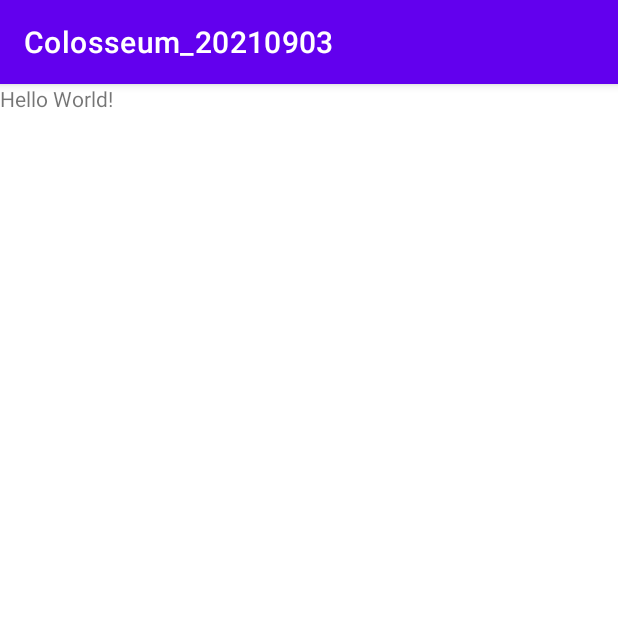
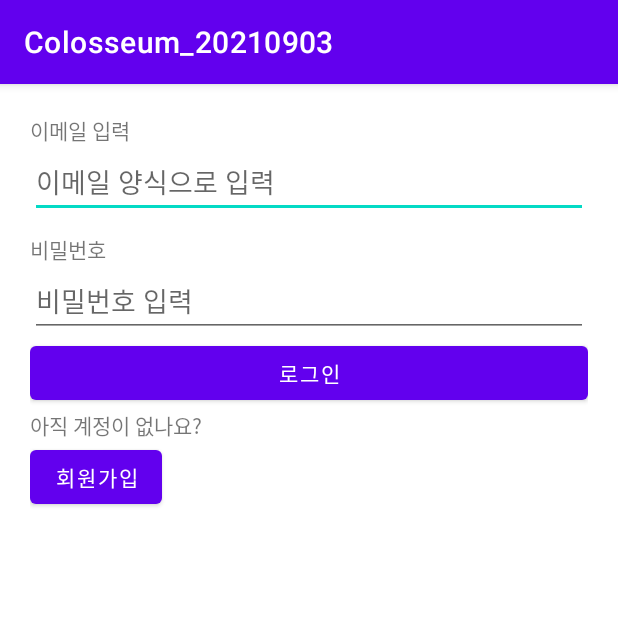
Before and after one commit to rlausw1/Colosseum_20210903, an Android app: the screen it shows after launch (MainActivity), on a phone screen of 412 x 824 dp, the top half of it. Run offline under Robolectric (Android 15) with nearby library versions, the phone set to English and light mode, and no system bars.

Commit message:
로그인화면 UI 작업

```diff
--- a/app/src/main/java/com/nepplus/colosseum_20210903/utils/ServerUtil.kt
+++ b/app/src/main/java/com/nepplus/colosseum_20210903/utils/ServerUtil.kt
@@ -16,6 +16,8 @@ class ServerUtil {
 
 
 
+
+
     }
 
 
--- a/app/src/main/res/layout/activity_main.xml
+++ b/app/src/main/res/layout/activity_main.xml
@@ -5,15 +5,61 @@
     android:layout_width="match_parent"
     android:orientation="vertical"
     android:layout_height="match_parent"
+    android:padding="20dp"
     tools:context=".MainActivity">
 
     <TextView
         android:layout_width="wrap_content"
         android:layout_height="wrap_content"
-        android:text="Hello World!"
-        app:layout_constraintBottom_toBottomOf="parent"
-        app:layout_constraintLeft_toLeftOf="parent"
-        app:layout_constraintRight_toRightOf="parent"
-        app:layout_constraintTop_toTopOf="parent" />
+        android:text="이메일 입력"/>
+
+    <EditText
+        android:layout_width="match_parent"
+        android:layout_height="wrap_content"
+        android:hint="이메일 양식으로 입력"
+        android:inputType="textEmailAddress"/>
+
+    <TextView
+        android:layout_width="wrap_content"
+        android:layout_height="wrap_content"
+        android:layout_marginTop="10dp"
+        android:text="비밀번호"/>
+
+    <EditText
+        android:layout_width="match_parent"
+        android:layout_height="wrap_content"
+        android:hint="비밀번호 입력"
+        android:inputType="textPassword" />
+
+    <Button
+        android:layout_width="match_parent"
+        android:layout_height="wrap_content"
+        android:text="로그인"/>
+
+    <LinearLayout
+        android:layout_width="match_parent"
+        android:layout_height="wrap_content"
+        android:orientation="vertical"
+        android:layout_gravity="center">
+
+        <TextView
+            android:layout_width="wrap_content"
+            android:layout_height="wrap_content"
+            android:text="아직 계정이 없나요?"/>
+
+        <Button
+            android:layout_width="wrap_content"
+            android:layout_height="wrap_content"
+            android:text="회원가입"/>
+
+
+
+
+
+
+
+
+    </LinearLayout>
+
 
 </LinearLayout>
```
